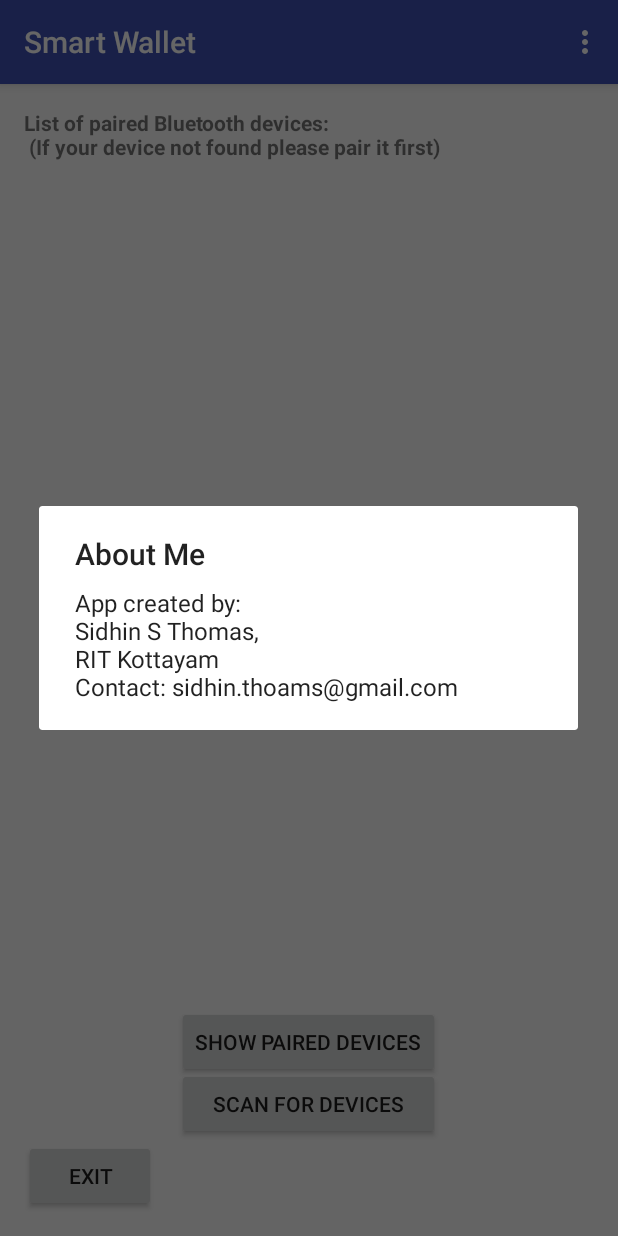
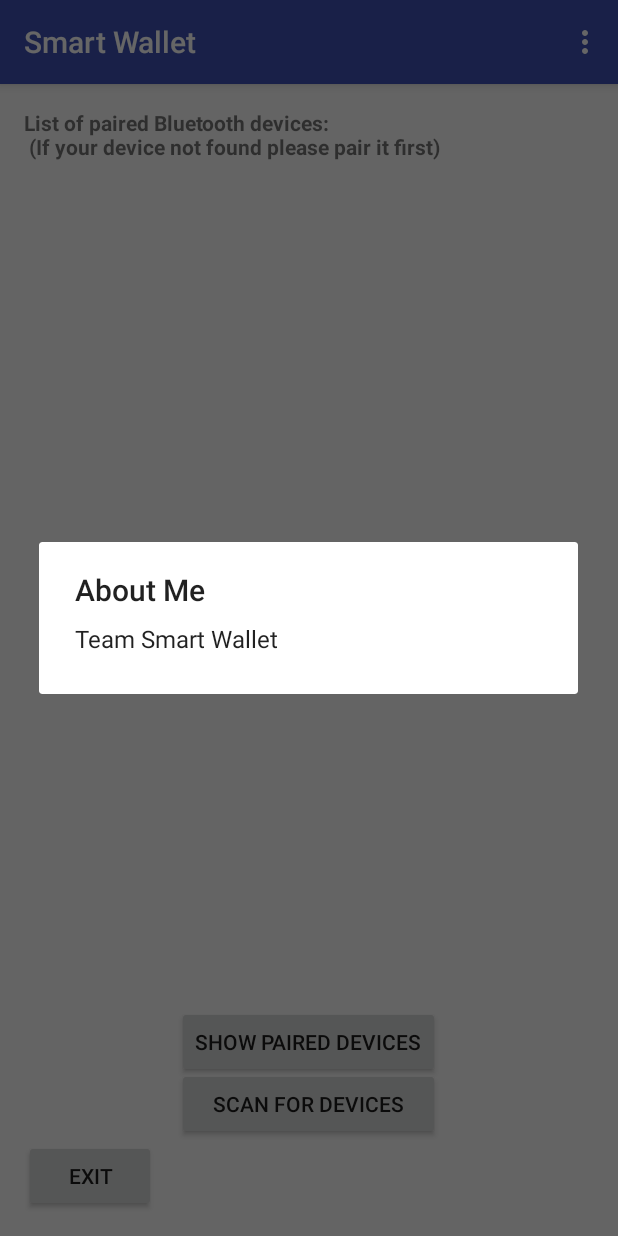
Before and after one commit to aditya-nambiar/smartwallet, an Android app: the screen it shows after launch (BTdeviceSelect), in the options menu, after a tap on "About Me", on a phone screen of 412 x 824 dp. Run offline under Robolectric (Android 15) with nearby library versions, the phone set to English and light mode, and no system bars.

Commit message:
changed credits

```diff
--- a/app/src/main/res/values/strings.xml
+++ b/app/src/main/res/values/strings.xml
@@ -109,7 +109,7 @@
     <string name="cancel">Cancel</string>
     <string name="confirmationExit">Are you sure you want to exit?</string>
     <string name="about_me">About Me</string>
-    <string name="credits">App created by:\nSidhin S Thomas,\nRIT Kottayam\nContact: <a>sidhin.thoams@gmail.com</a></string>
+    <string name="credits">Team Smart Wallet</string>
     <string name="ScanForDevices">Scan For devices</string>
     <string name="disconnect">Disconnect</string>
     <string name="title_activity_bt_scan">btScan</string>
```
